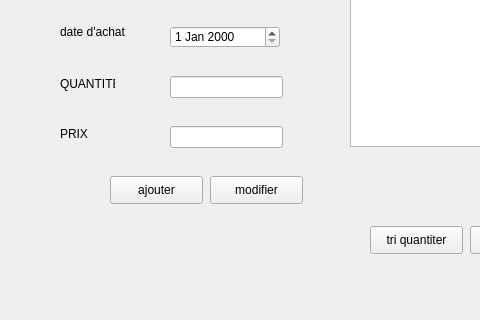
Above: kh/mainwindow.ui from Asma-Mab/Smart_Pastry_2A23 before the change; both pictures show x 0 to 480 and y 164 to 484 of the 917 by 484 pixel window. Below: the same form after it.
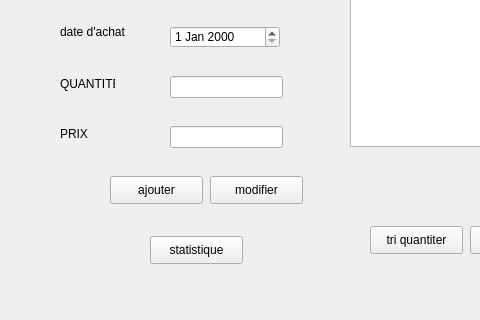
That is the form after the change.

```diff
--- a/kh/mainwindow.ui
+++ b/kh/mainwindow.ui
@@ -266,6 +266,19 @@
        <string>tri produit</string>
       </property>
      </widget>
+     <widget class="QPushButton" name="pushButton_5">
+      <property name="geometry">
+       <rect>
+        <x>90</x>
+        <y>380</y>
+        <width>93</width>
+        <height>28</height>
+       </rect>
+      </property>
+      <property name="text">
+       <string>statistique</string>
+      </property>
+     </widget>
     </widget>
     <widget class="QWidget" name="page_2">
      <widget class="QTableView" name="tableView_2">
```
